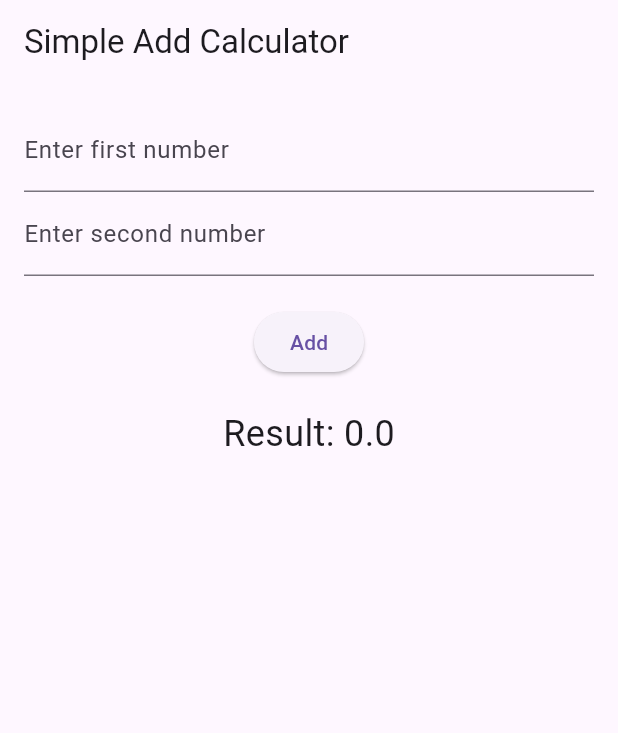
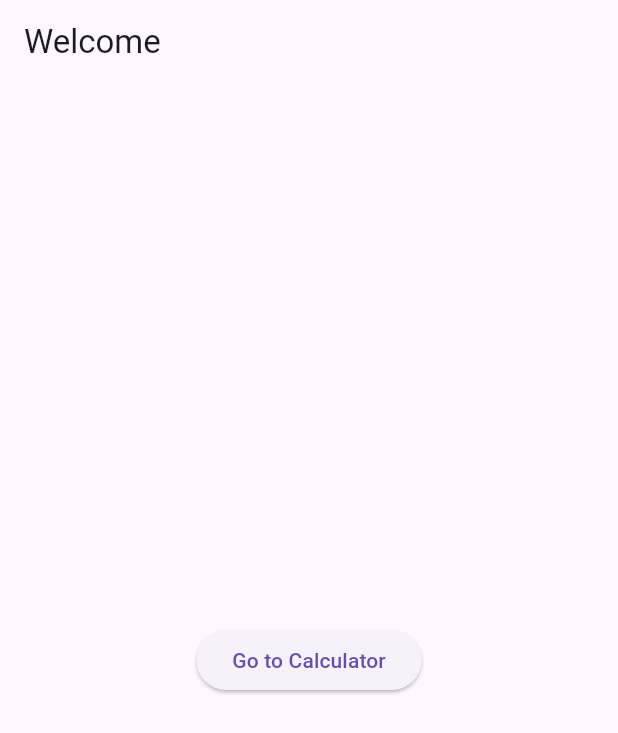
Before and after one commit to KALU56/flutter_practice, a Flutter app: the screen it shows after launch, on a phone screen of 412 x 824 dp. Shown: the top 733 px of the screen. Run offline on Flutter 3.47's test engine with Material 3 defaults, Android fonts, the phone set to English and light mode, and no system bars.

Commit message:
begin calculater

```diff
--- a/ticket_app/lib/main.dart
+++ b/ticket_app/lib/main.dart
@@ -1,4 +1,6 @@
 import 'package:flutter/material.dart';
+import 'pages/welcome_page.dart';
+import 'pages/calculator_page.dart';
 
 void main() {
   runApp(const MyApp());
@@ -10,64 +12,12 @@ class MyApp extends StatelessWidget {
   @override
   Widget build(BuildContext context) {
     return MaterialApp(
-      title: 'Simple Calculator',
-      home: CalculatorScreen(),
+      title: 'Multi Screen App',
+      initialRoute: '/',
+      routes: {
+        '/': (context) => const WelcomePage(),
+        '/calculator': (context) => const CalculatorPage(),
+      },
     );
   }
 }
-
-class CalculatorScreen extends StatefulWidget {
-  @override
-  State<CalculatorScreen> createState() => _CalculatorScreenState();
-}
-
-class _CalculatorScreenState extends State<CalculatorScreen> {
-  // Controllers to read input from text fields
-  final TextEditingController num1Controller = TextEditingController();
-  final TextEditingController num2Controller = TextEditingController();
-
-  double result = 0; // Stores the result of addition
-
-  void addNumbers() {
-    double n1 = double.tryParse(num1Controller.text) ?? 0;
-    double n2 = double.tryParse(num2Controller.text) ?? 0;
-
-    setState(() {
-      result = n1 + n2;
-    });
-  }
-
-  @override
-  Widget build(BuildContext context) {
-    return Scaffold(
-      appBar: AppBar(title: const Text("Simple Add Calculator")),
-      body: Padding(
-        padding: const EdgeInsets.all(16.0),
-        child: Column(
-          children: [
-            TextField(
-              controller: num1Controller,
-              decoration: const InputDecoration(labelText: 'Enter first number'),
-              keyboardType: TextInputType.number,
-            ),
-            TextField(
-              controller: num2Controller,
-              decoration: const InputDecoration(labelText: 'Enter second number'),
-              keyboardType: TextInputType.number,
-            ),
-            const SizedBox(height: 20),
-            ElevatedButton(
-              onPressed: addNumbers,
-              child: const Text("Add"),
-            ),
-            const SizedBox(height: 20),
-            Text(
-              "Result: $result",
-              style: const TextStyle(fontSize: 24),
-            ),
-          ],
-        ),
-      ),
-    );
-  }
-}
--- /dev/null
+++ b/ticket_app/lib/pages/welcome_page.dart
@@ -0,0 +1,20 @@
+import 'package:flutter/material.dart';
+
+class WelcomePage extends StatelessWidget {
+  const WelcomePage({super.key});
+
+  @override
+  Widget build(BuildContext context) {
+    return Scaffold(
+      appBar: AppBar(title: const Text("Welcome")),
+      body: Center(
+        child: ElevatedButton(
+          child: const Text("Go to Calculator"),
+          onPressed: () {
+            Navigator.pushNamed(context, '/calculator');
+          },
+        ),
+      ),
+    );
+  }
+}
```
Also changed, not shown: ticket_app/lib/pages/calculator_page.dart (added, +64 -0 lines).
